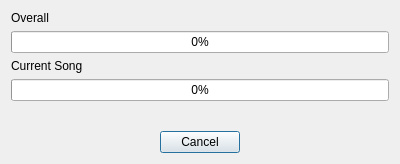
Above: designer/power_hour_export_dialog.ui from jac241/power_hour_creator before the change. Below: the same form after it.
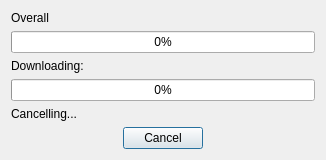
That is the form after the change.

Commit message:
Cancel button now cancels the power hour
It cancels the power hour in between ffmpeg runs. If it gets annoying I
will make it cancel during the ffmpeg, but I don't find that to be fully
necessary.

Patch:
```diff
--- a/designer/power_hour_export_dialog.ui
+++ b/designer/power_hour_export_dialog.ui
@@ -6,39 +6,15 @@
    <rect>
     <x>0</x>
     <y>0</y>
-    <width>400</width>
-    <height>164</height>
+    <width>326</width>
+    <height>156</height>
    </rect>
   </property>
   <property name="windowTitle">
    <string>Dialog</string>
   </property>
   <layout class="QGridLayout" name="gridLayout">
-   <item row="1" column="0">
-    <widget class="QLabel" name="overallProgressLabel">
-     <property name="text">
-      <string>Overall</string>
-     </property>
-    </widget>
-   </item>
-   <item row="2" column="0">
-    <widget class="QProgressBar" name="overallProgressBar">
-     <property name="value">
-      <number>0</number>
-     </property>
-    </widget>
-   </item>
-   <item row="3" column="0">
-    <widget class="QLabel" name="currentSongLabel">
-     <property name="text">
-      <string>Current Song</string>
-     </property>
-     <property name="alignment">
-      <set>Qt::AlignLeading|Qt::AlignLeft|Qt::AlignVCenter</set>
-     </property>
-    </widget>
-   </item>
-   <item row="7" column="0">
+   <item row="8" column="0">
     <layout class="QHBoxLayout" name="horizontalLayout">
      <item>
       <spacer name="horizontalSpacer">
@@ -75,25 +51,47 @@
      </item>
     </layout>
    </item>
-   <item row="4" column="0">
-    <widget class="QProgressBar" name="currentSongProgressBar">
-     <property name="value">
-      <number>0</number>
-     </property>
-    </widget>
-   </item>
-   <item row="5" column="0">
-    <spacer name="verticalSpacer">
-     <property name="orientation">
-      <enum>Qt::Vertical</enum>
-     </property>
-     <property name="sizeHint" stdset="0">
-      <size>
-       <width>20</width>
-       <height>40</height>
-      </size>
-     </property>
-    </spacer>
+   <item row="1" column="0">
+    <layout class="QVBoxLayout" name="exportProgressLayout">
+     <item>
+      <widget class="QLabel" name="overallProgressLabel">
+       <property name="text">
+        <string>Overall</string>
+       </property>
+      </widget>
+     </item>
+     <item>
+      <widget class="QProgressBar" name="overallProgressBar">
+       <property name="value">
+        <number>0</number>
+       </property>
+      </widget>
+     </item>
+     <item>
+      <widget class="QLabel" name="currentSongLabel">
+       <property name="text">
+        <string>Downloading:</string>
+       </property>
+       <property name="alignment">
+        <set>Qt::AlignLeading|Qt::AlignLeft|Qt::AlignVCenter</set>
+       </property>
+      </widget>
+     </item>
+     <item>
+      <widget class="QProgressBar" name="currentSongProgressBar">
+       <property name="value">
+        <number>0</number>
+       </property>
+      </widget>
+     </item>
+     <item>
+      <widget class="QLabel" name="cancellingLabel">
+       <property name="text">
+        <string>Cancelling...</string>
+       </property>
+      </widget>
+     </item>
+    </layout>
    </item>
   </layout>
  </widget>
```
The commit also changes 7 other files.
